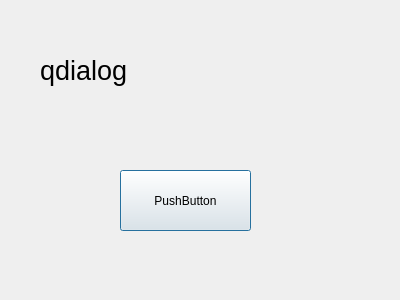
The window that gui1.ui (kyoko9000/68.-update-text) describes before a commit, drawn with Qt 5.
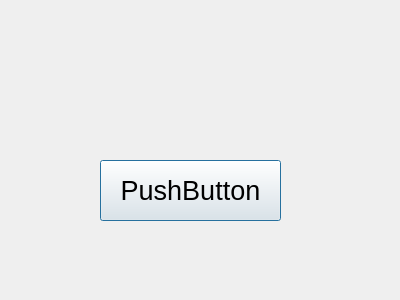
The same window after the commit.

```diff
--- a/gui1.ui
+++ b/gui1.ui
@@ -16,32 +16,19 @@
   <widget class="QPushButton" name="pushButton">
    <property name="geometry">
     <rect>
-     <x>120</x>
-     <y>170</y>
-     <width>131</width>
+     <x>100</x>
+     <y>160</y>
+     <width>181</width>
      <height>61</height>
     </rect>
    </property>
-   <property name="text">
-    <string>PushButton</string>
-   </property>
-  </widget>
-  <widget class="QLabel" name="label">
-   <property name="geometry">
-    <rect>
-     <x>40</x>
-     <y>20</y>
-     <width>231</width>
-     <height>101</height>
-    </rect>
-   </property>
    <property name="font">
     <font>
      <pointsize>20</pointsize>
     </font>
    </property>
    <property name="text">
-    <string>qdialog</string>
+    <string>PushButton</string>
    </property>
   </widget>
  </widget>
```
